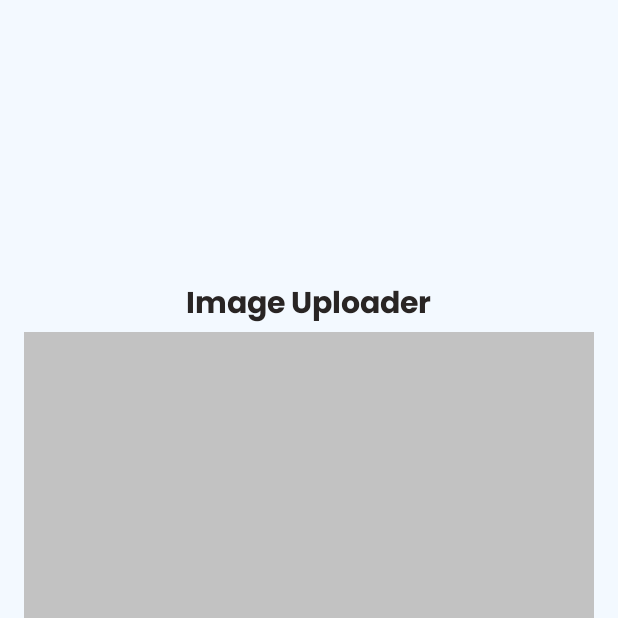
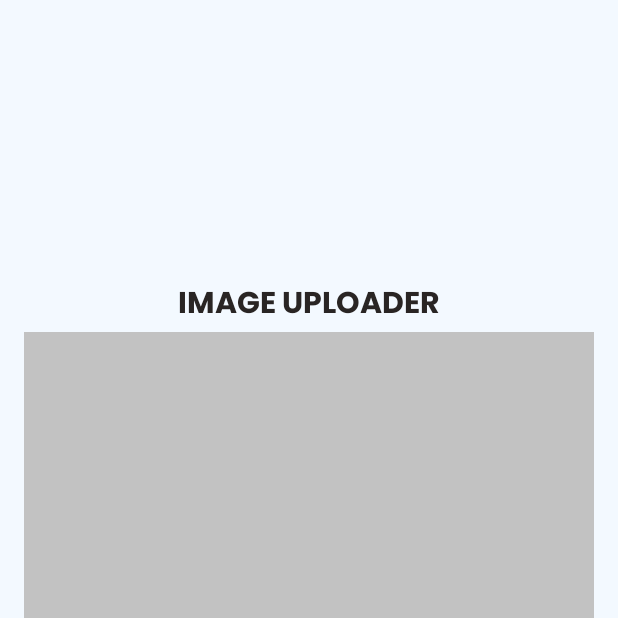
Before and after one commit to Zainal21/Image-uploader, an Android app: the screen it shows after launch (HomeActivity), on a phone screen of 412 x 824 dp, the top half of it. Run offline under Robolectric (Android 15) with nearby library versions, the phone set to English and light mode, and no system bars; our stand-ins replace RxJava, Shimmer; libraries missing offline, so code that uses them is left out: com.droidman.ktoasty, pl.aprilapps.easyphotopicker; pictures from the network do not load.

```diff
--- a/app/build.gradle
+++ b/app/build.gradle
@@ -65,6 +65,8 @@ dependencies {
     implementation 'com.github.bumptech.glide:glide:4.12.0'
     // lottie
     implementation 'com.github.jkwiecien:EasyImage:1.3.1'
+    // KToast
+    implementation 'com.github.shubhamvashisht:KToasty:1.0'
 
     def lottieVersion = "3.4.0"
     implementation "com.airbnb.android:lottie:$lottieVersion"
--- a/app/src/main/AndroidManifest.xml
+++ b/app/src/main/AndroidManifest.xml
@@ -33,6 +33,7 @@
         <activity
             android:resizeableActivity="false"
             android:screenOrientation="portrait"
+            android:theme="@style/Theme.AppCompat.NoActionBar"
             android:name=".ui.SplashScreenActivity"
             android:exported="true">
             <intent-filter>
--- a/app/src/main/res/layout/activity_home.xml
+++ b/app/src/main/res/layout/activity_home.xml
@@ -24,7 +24,7 @@
         <TextView
             android:layout_width="wrap_content"
             android:layout_height="wrap_content"
-            android:text="@string/app_name"
+            android:text="@string/text_hint_splash"
             android:textColor="@color/gray_800"
             android:fontFamily="@font/poppins_bold"
             android:textAlignment="center"
@@ -50,6 +50,7 @@
                 android:layout_height="wrap_content"
                 android:orientation="horizontal">
                 <androidx.appcompat.widget.AppCompatButton
+                    android:elevation="@dimen/spacing_middle"
                     android:id="@+id/btn_take_photo"
                     android:textColor="@color/colorSecondary"
                     android:layout_width="match_parent"
@@ -86,8 +87,8 @@
                 android:layout_width="match_parent"
                 android:layout_height="wrap_content"
                 android:paddingVertical="@dimen/spacing_medium">
-
                 <androidx.appcompat.widget.AppCompatButton
+                    android:elevation="@dimen/spacing_middle"
                     android:padding="@dimen/spacing_medium"
                     android:layout_marginHorizontal="10dp"
                     android:id="@+id/btn_upload"
@@ -97,7 +98,6 @@
                     android:layout_width="0dp"
                     android:layout_height="wrap_content"
                     android:layout_weight="1"
-                    android:elevation="@dimen/spacing_medium"
                     android:background="@color/red_300"
                     android:enabled="true"
                     android:fontFamily="@font/poppins_semibold"
--- a/app/src/main/res/layout/activity_main.xml
+++ b/app/src/main/res/layout/activity_main.xml
@@ -14,7 +14,8 @@
         android:text="@string/text_hint_splash"
         android:textAlignment="center"
         android:textColor="@color/white"
-        android:textSize="40sp"
+        android:textSize="30sp"
+        android:textStyle="bold"
         app:layout_constraintBottom_toBottomOf="parent"
         app:layout_constraintEnd_toEndOf="parent"
         app:layout_constraintHorizontal_bias="1.0"
--- a/app/src/main/res/values/strings.xml
+++ b/app/src/main/res/values/strings.xml
@@ -1,7 +1,7 @@
 <resources>
     <string name="app_name">Image Uploader</string>
     <string name="copyright_text_hint">© Muhamad Zainal Arifin</string>
-    <string name="text_hint_splash">Image Uploader</string>
+    <string name="text_hint_splash">IMAGE UPLOADER</string>
     <string name="image_capture">Image Capture</string>
     <string name="take_photo">Take Photo</string>
     <string name="take_from_gallery">Take From Gallery</string>
```
Also changed, not shown: app/src/main/java/com/muhamadzain/image_uploader/ui/home/HomeActivity.kt (+5 -3 lines).
